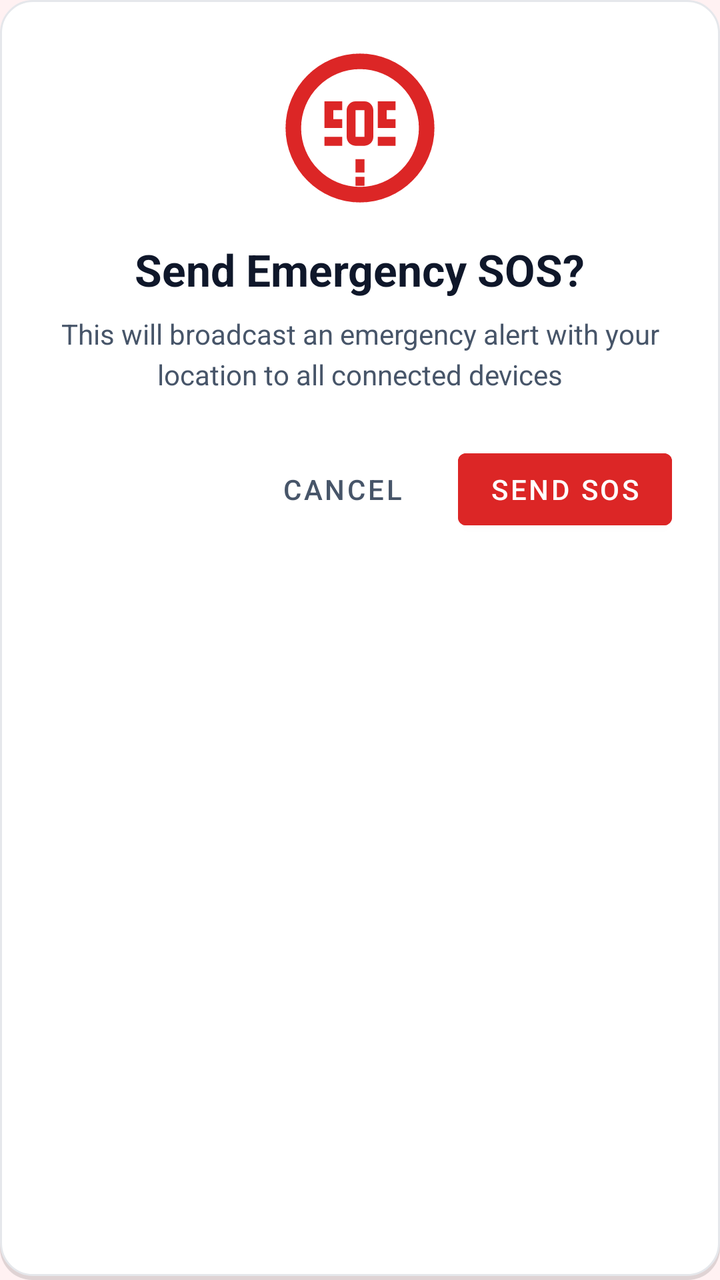
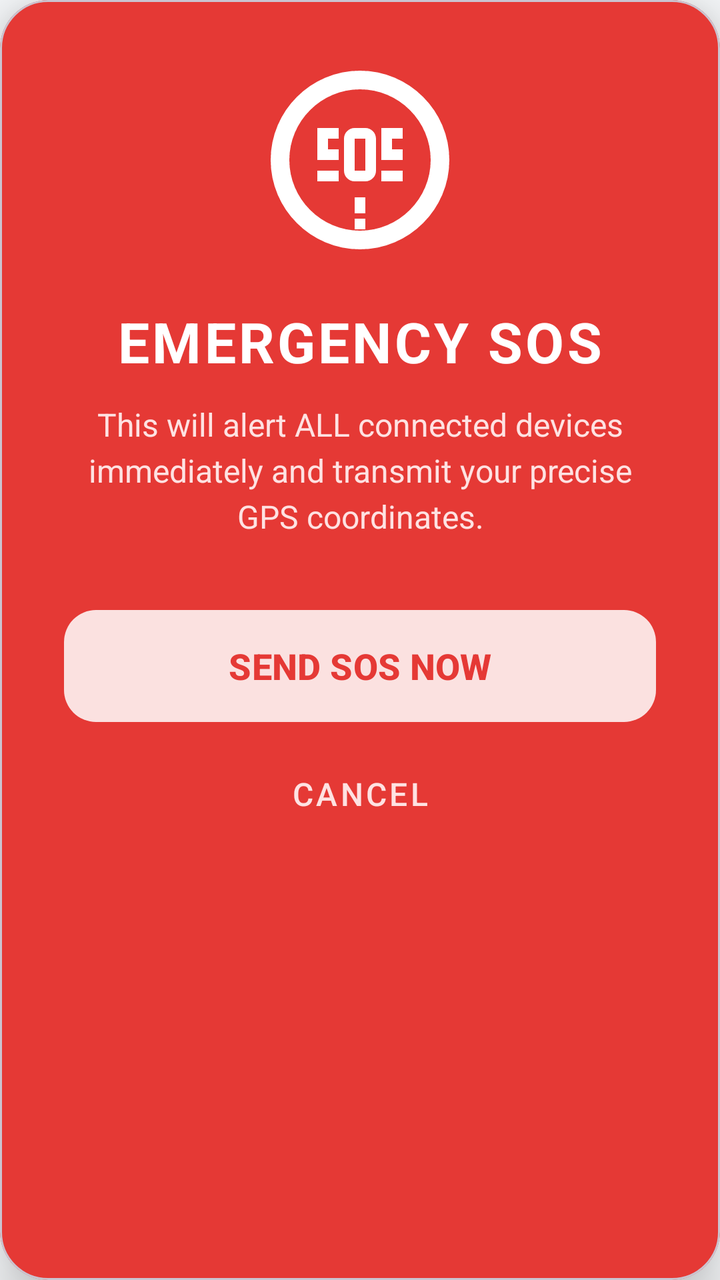

The first picture is an Android layout as it rendered before a commit; the second is the same layout after the commit. The layout source and the unified diff follow.
<!-- AndroidManifest.xml: application theme Theme.DisasterComm -->
<!-- res/layout/dialog_sos_confirmation.xml -->
<?xml version="1.0" encoding="utf-8"?>
<LinearLayout xmlns:android="http://schemas.android.com/apk/res/android"
    xmlns:app="http://schemas.android.com/apk/res-auto"
    android:layout_width="match_parent"
    android:layout_height="wrap_content"
    android:orientation="vertical"
    android:padding="24dp"
    android:background="@drawable/bg_card_elevated">

    
    <ImageView
        android:layout_width="80dp"
        android:layout_height="80dp"
        android:layout_gravity="center"
        android:src="@drawable/ic_sos"
        app:tint="@color/sos_red"
        android:contentDescription="Emergency"/>

    
    <TextView
        android:layout_width="wrap_content"
        android:layout_height="wrap_content"
        android:layout_gravity="center"
        android:layout_marginTop="16dp"
        android:text="Send Emergency SOS?"
        android:textColor="@color/text_primary"
        android:textSize="22sp"
        android:textStyle="bold"/>

    
    <TextView
        android:layout_width="wrap_content"
        android:layout_height="wrap_content"
        android:layout_gravity="center"
        android:layout_marginTop="8dp"
        android:text="This will broadcast an emergency alert with your location to all connected devices"
        android:textColor="@color/text_secondary"
        android:textSize="14sp"
        android:gravity="center"
        android:lineSpacingExtra="4dp"/>

    
    <TextView
        android:id="@+id/tvCountdown"
        android:layout_width="wrap_content"
        android:layout_height="wrap_content"
        android:layout_gravity="center"
        android:layout_marginTop="24dp"
        android:text="Sending in 3..."
        android:textColor="@color/sos_red"
        android:textSize="18sp"
        android:textStyle="bold"
        android:visibility="gone"/>

    
    <ProgressBar
        android:id="@+id/progressBar"
        style="?android:attr/progressBarStyleHorizontal"
        android:layout_width="match_parent"
        android:layout_height="wrap_content"
        android:layout_marginTop="16dp"
        android:progressTint="@color/sos_red"
        android:max="100"
        android:visibility="gone"/>

    
    <LinearLayout
        android:layout_width="match_parent"
        android:layout_height="wrap_content"
        android:layout_marginTop="24dp"
        android:orientation="horizontal"
        android:gravity="end">

        <Button
            android:id="@+id/btnCancel"
            style="@style/Widget.MaterialComponents.Button.TextButton"
            android:layout_width="wrap_content"
            android:layout_height="wrap_content"
            android:text="Cancel"
            android:textColor="@color/text_secondary"
            android:minWidth="100dp"/>

        <Button
            android:id="@+id/btnConfirm"
            android:layout_width="wrap_content"
            android:layout_height="wrap_content"
            android:layout_marginStart="8dp"
            android:text="Send SOS"
            android:backgroundTint="@color/sos_red"
            android:textColor="@color/white"
            android:minWidth="100dp"/>
    </LinearLayout>

</LinearLayout>
<!-- resources referenced by this layout -->
<resources>
  <color name="sos_red">@color/error</color>
  <color name="text_primary">#0F172A</color>
  <color name="text_secondary">#475569</color>
  <color name="white">#FFFFFF</color>
  <!-- drawable bg_card_elevated (drawable) -->
  <?xml version="1.0" encoding="utf-8"?>
  <layer-list xmlns:android="http://schemas.android.com/apk/res/android">
      
      <item android:top="2dp">
          <shape android:shape="rectangle">
              <solid android:color="#20000000"/>
              <corners android:radius="@dimen/radius_lg"/>
          </shape>
      </item>
      
      
      <item android:bottom="2dp">
          <shape android:shape="rectangle">
              <solid android:color="@color/white"/>
              <corners android:radius="@dimen/radius_lg"/>
              <stroke android:width="1dp" android:color="#E5E7EB"/>
          </shape>
      </item>
  </layer-list>
  <!-- drawable ic_sos (drawable) -->
  <vector xmlns:android="http://schemas.android.com/apk/res/android"
      android:width="36dp"
      android:height="36dp"
      android:viewportWidth="36"
      android:viewportHeight="36">
      
      
      <path
          android:fillColor="#FFFFFF"
          android:pathData="M18,2C9.2,2 2,9.2 2,18s7.2,16 16,16 16,-7.2 16,-16S26.8,2 18,2zM18,32c-7.7,0 -14,-6.3 -14,-14S10.3,4 18,4s14,6.3 14,14S25.7,32 18,32z"
          android:strokeWidth="1.5"
          android:strokeColor="#FFFFFF"/>
      
      
      <path
          android:fillColor="#FFFFFF"
          android:pathData="M10,14 L10,12 L14,12 L14,14 L12,14 L12,16 L14,16 L14,18 L10,18 L10,20 L14,20 L14,22 L10,22z"/>
      
      <path
          android:fillColor="#FFFFFF"
          android:pathData="M15,14 C15,12.9 15.9,12 17,12 L19,12 C20.1,12 21,12.9 21,14 L21,20 C21,21.1 20.1,22 19,22 L17,22 C15.9,22 15,21.1 15,20z M17,14 L17,20 L19,20 L19,14z"/>
      
      <path
          android:fillColor="#FFFFFF"
          android:pathData="M22,14 L22,12 L26,12 L26,14 L24,14 L24,16 L26,16 L26,18 L22,18 L22,20 L26,20 L26,22 L22,22z"/>
      
      
      <path
          android:fillColor="#FFFFFF"
          android:pathData="M17,25 L19,25 L19,28 L17,28z M17,29 L19,29 L19,31 L17,31z"/>
  </vector>
  <style name="Theme.DisasterComm" parent="Theme.MaterialComponents.Light.NoActionBar">
          
          <item name="colorPrimary">@color/primary</item>
          <item name="colorPrimaryVariant">@color/primary_variant</item>
          <item name="colorOnPrimary">@color/text_on_primary</item>
          
          
          <item name="colorSecondary">@color/secondary</item>
          <item name="colorSecondaryVariant">@color/secondary_variant</item>
          <item name="colorOnSecondary">@color/white</item>
          
          
          <item name="android:windowBackground">@color/background</item>
          <item name="colorSurface">@color/surface</item>
          <item name="colorOnSurface">@color/text_primary</item>
          
          
          <item name="android:statusBarColor">@color/primary_variant</item>
          <item name="android:windowLightStatusBar">false</item>
      </style>
  <color name="error">#DC2626</color>
  <dimen name="radius_lg">16dp</dimen>
  <color name="primary">#DC2626</color>
  <color name="primary_variant">#B91C1C</color>
  <color name="text_on_primary">#FFFFFF</color>
  <color name="secondary">#EF4444</color>
  <color name="secondary_variant">#991B1B</color>
  <color name="background">#FFF1F2</color>
  <color name="surface">#FFFFFF</color>
</resources>

<!-- the commit's change to res/layout/dialog_sos_confirmation.xml (unified diff, before → after) -->
@@ -1,94 +1,102 @@
 <?xml version="1.0" encoding="utf-8"?>
-<LinearLayout xmlns:android="http://schemas.android.com/apk/res/android"
+<com.google.android.material.card.MaterialCardView
+    xmlns:android="http://schemas.android.com/apk/res/android"
     xmlns:app="http://schemas.android.com/apk/res-auto"
     android:layout_width="match_parent"
     android:layout_height="wrap_content"
-    android:orientation="vertical"
-    android:padding="24dp"
-    android:background="@drawable/bg_card_elevated">
+    app:cardCornerRadius="24dp"
+    app:cardElevation="16dp"
+    app:cardBackgroundColor="@color/error">
 
-    
-    <ImageView
-        android:layout_width="80dp"
-        android:layout_height="80dp"
-        android:layout_gravity="center"
-        android:src="@drawable/ic_sos"
-        app:tint="@color/sos_red"
-        android:contentDescription="Emergency"/>
-
-    
-    <TextView
-        android:layout_width="wrap_content"
-        android:layout_height="wrap_content"
-        android:layout_gravity="center"
-        android:layout_marginTop="16dp"
-        android:text="Send Emergency SOS?"
-        android:textColor="@color/text_primary"
-        android:textSize="22sp"
-        android:textStyle="bold"/>
-
-    
-    <TextView
-        android:layout_width="wrap_content"
-        android:layout_height="wrap_content"
-        android:layout_gravity="center"
-        android:layout_marginTop="8dp"
-        android:text="This will broadcast an emergency alert with your location to all connected devices"
-        android:textColor="@color/text_secondary"
-        android:textSize="14sp"
-        android:gravity="center"
-        android:lineSpacingExtra="4dp"/>
-
-    
-    <TextView
-        android:id="@+id/tvCountdown"
-        android:layout_width="wrap_content"
-        android:layout_height="wrap_content"
-        android:layout_gravity="center"
-        android:layout_marginTop="24dp"
-        android:text="Sending in 3..."
-        android:textColor="@color/sos_red"
-        android:textSize="18sp"
-        android:textStyle="bold"
-        android:visibility="gone"/>
-
-    
-    <ProgressBar
-        android:id="@+id/progressBar"
-        style="?android:attr/progressBarStyleHorizontal"
-        android:layout_width="match_parent"
-        android:layout_height="wrap_content"
-        android:layout_marginTop="16dp"
-        android:progressTint="@color/sos_red"
-        android:max="100"
-        android:visibility="gone"/>
-
-    
     <LinearLayout
         android:layout_width="match_parent"
         android:layout_height="wrap_content"
-        android:layout_marginTop="24dp"
-        android:orientation="horizontal"
-        android:gravity="end">
+        android:orientation="vertical"
+        android:padding="32dp"
+        android:gravity="center">
 
-        <Button
-            android:id="@+id/btnCancel"
-            style="@style/Widget.MaterialComponents.Button.TextButton"
+        
+        <ImageView
+            android:layout_width="96dp"
+            android:layout_height="96dp"
+            android:src="@drawable/ic_sos"
+            app:tint="@color/white"
+            android:contentDescription="Emergency"/>
+
+        
+        <TextView
             android:layout_width="wrap_content"
             android:layout_height="wrap_content"
-            android:text="Cancel"
-            android:textColor="@color/text_secondary"
-            android:minWidth="100dp"/>
+            android:layout_marginTop="24dp"
+            android:text="EMERGENCY SOS"
+            android:textColor="@color/white"
+            android:textSize="28sp"
+            android:textStyle="bold"
+            android:letterSpacing="0.05"/>
 
-        <Button
-            android:id="@+id/btnConfirm"
+        
+        <TextView
             android:layout_width="wrap_content"
             android:layout_height="wrap_content"
-            android:layout_marginStart="8dp"
-            android:text="Send SOS"
-            android:backgroundTint="@color/sos_red"
+            android:layout_marginTop="12dp"
+            android:text="This will alert ALL connected devices immediately and transmit your precise GPS coordinates."
+            android:textColor="#FEE2E2"
+            android:textSize="16sp"
+            android:gravity="center"
+            android:lineSpacingExtra="4dp"/>
+
+        
+        <TextView
+            android:id="@+id/tvCountdown"
+            android:layout_width="wrap_content"
+            android:layout_height="wrap_content"
+            android:layout_marginTop="24dp"
+            android:text="SENDING IN 3..."
             android:textColor="@color/white"
-            android:minWidth="100dp"/>
+            android:textSize="24sp"
+            android:textStyle="bold"
+            android:visibility="gone"/>
+
+        
+        <ProgressBar
+            android:id="@+id/progressBar"
+            style="?android:attr/progressBarStyleHorizontal"
+            android:layout_width="match_parent"
+            android:layout_height="8dp"
+            android:layout_marginTop="16dp"
+            android:progressTint="@color/white"
+            android:progressBackgroundTint="#7F0000"
+            android:max="100"
+            android:visibility="gone"/>
+
+        
+        <LinearLayout
+            android:layout_width="match_parent"
+            android:layout_height="wrap_content"
+            android:layout_marginTop="32dp"
+            android:orientation="vertical"
+            android:gravity="center">
+
+            <com.google.android.material.button.MaterialButton
+                android:id="@+id/btnConfirm"
+                android:layout_width="match_parent"
+                android:layout_height="64dp"
+                android:text="SEND SOS NOW"
+                android:textSize="18sp"
+                android:textStyle="bold"
+                app:backgroundTint="@color/white"
+                android:textColor="@color/error"
+                app:cornerRadius="16dp"/>
+
+            <com.google.android.material.button.MaterialButton
+                android:id="@+id/btnCancel"
+                style="@style/Widget.MaterialComponents.Button.TextButton"
+                android:layout_width="match_parent"
+                android:layout_height="wrap_content"
+                android:layout_marginTop="8dp"
+                android:text="CANCEL"
+                android:textSize="16sp"
+                android:textColor="#FEE2E2"/>
+        </LinearLayout>
     </LinearLayout>
-
-</LinearLayout>
+</com.google.android.material.card.MaterialCardView>
<!-- resource entries referenced after the edit -->
@@ -1,29 +1,7 @@
 <!-- resources referenced by this layout -->
 <resources>
-  <color name="sos_red">@color/error</color>
   <color name="text_primary">#0F172A</color>
-  <color name="text_secondary">#475569</color>
   <color name="white">#FFFFFF</color>
-  <!-- drawable bg_card_elevated (drawable) -->
-  <?xml version="1.0" encoding="utf-8"?>
-  <layer-list xmlns:android="http://schemas.android.com/apk/res/android">
-      
-      <item android:top="2dp">
-          <shape android:shape="rectangle">
-              <solid android:color="#20000000"/>
-              <corners android:radius="@dimen/radius_lg"/>
-          </shape>
-      </item>
-      
-      
-      <item android:bottom="2dp">
-          <shape android:shape="rectangle">
-              <solid android:color="@color/white"/>
-              <corners android:radius="@dimen/radius_lg"/>
-              <stroke android:width="1dp" android:color="#E5E7EB"/>
-          </shape>
-      </item>
-  </layer-list>
   <!-- drawable ic_sos (drawable) -->
   <vector xmlns:android="http://schemas.android.com/apk/res/android"
       android:width="36dp"
@@ -56,7 +34,7 @@
           android:fillColor="#FFFFFF"
           android:pathData="M17,25 L19,25 L19,28 L17,28z M17,29 L19,29 L19,31 L17,31z"/>
   </vector>
-  <style name="Theme.DisasterComm" parent="Theme.MaterialComponents.Light.NoActionBar">
+  <style name="Theme.DisasterComm" parent="Theme.Material3.DayNight.NoActionBar">
           
           <item name="colorPrimary">@color/primary</item>
           <item name="colorPrimaryVariant">@color/primary_variant</item>
@@ -76,14 +54,13 @@
           <item name="android:statusBarColor">@color/primary_variant</item>
           <item name="android:windowLightStatusBar">false</item>
       </style>
-  <color name="error">#DC2626</color>
-  <dimen name="radius_lg">16dp</dimen>
-  <color name="primary">#DC2626</color>
-  <color name="primary_variant">#B91C1C</color>
+  <color name="error">#E53935</color>
+  <color name="primary">#E53935</color>
+  <color name="primary_variant">#C62828</color>
   <color name="text_on_primary">#FFFFFF</color>
-  <color name="secondary">#EF4444</color>
-  <color name="secondary_variant">#991B1B</color>
-  <color name="background">#FFF1F2</color>
+  <color name="secondary">#FF6B6B</color>
+  <color name="secondary_variant">#D32F2F</color>
+  <color name="background">#F8FAFC</color>
   <color name="surface">#FFFFFF</color>
 </resources>
 
